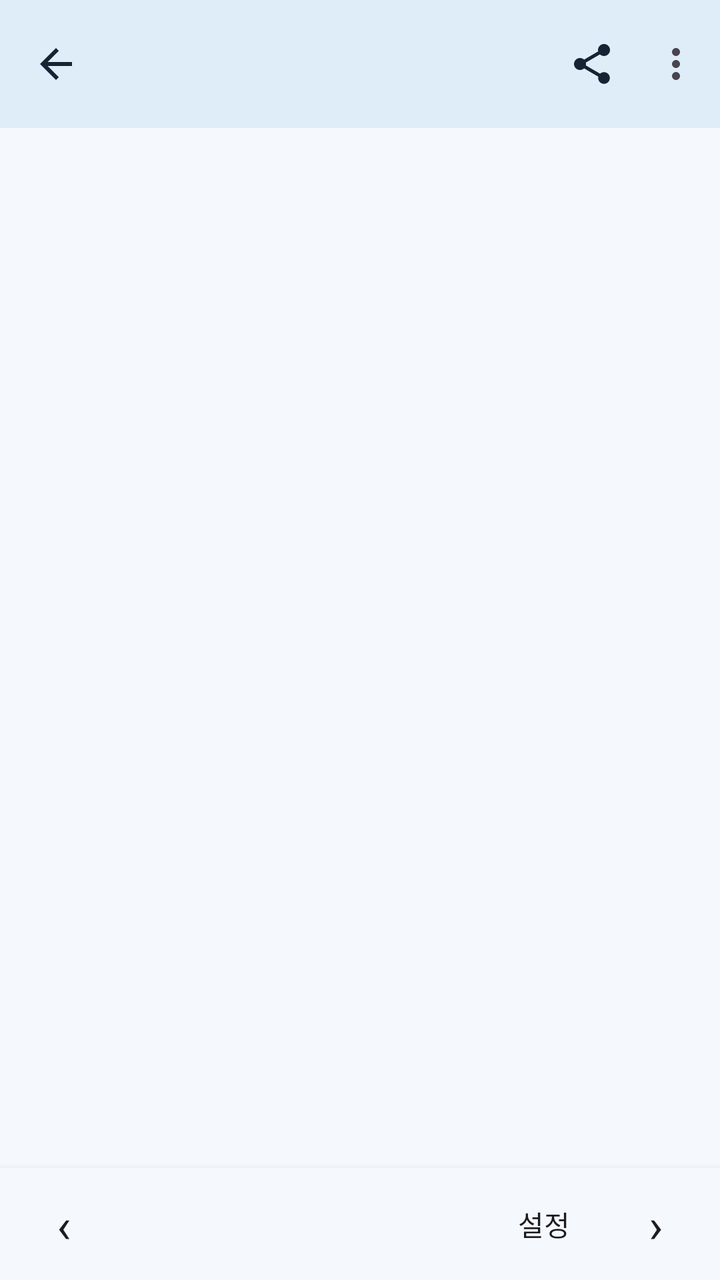
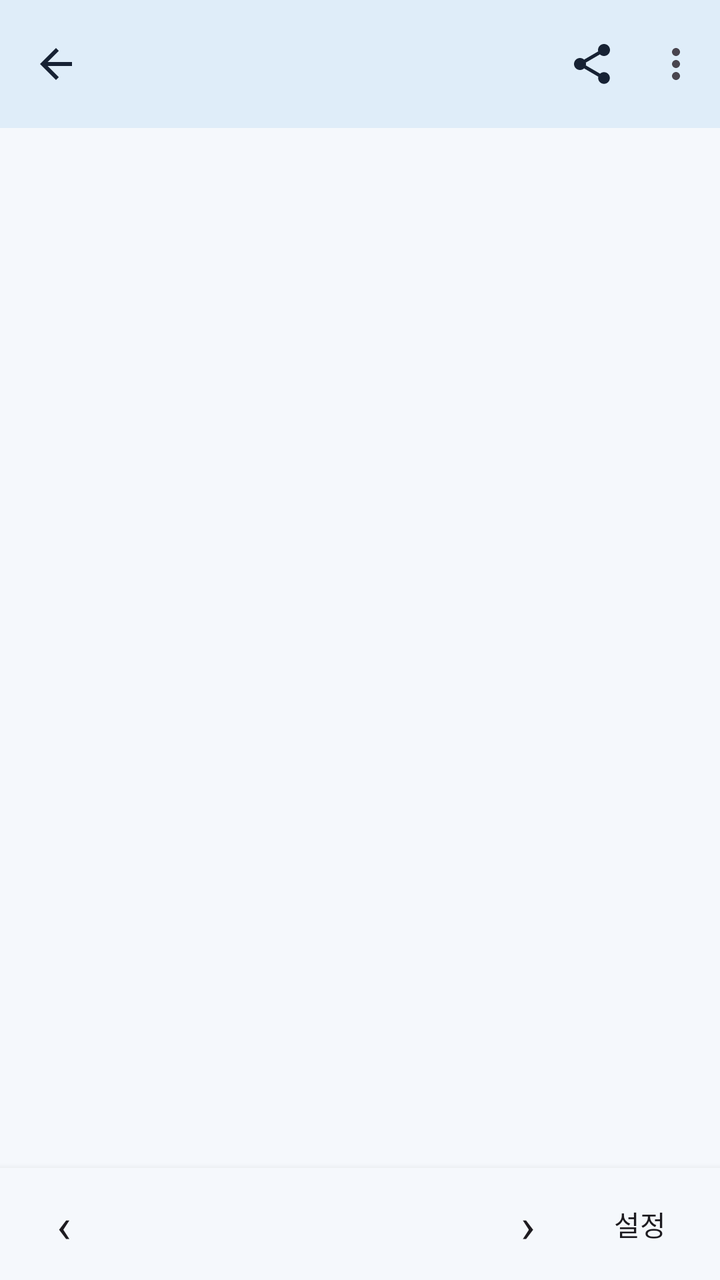

Before-and-after screenshots of an Android layout around one commit, followed by the original layout XML and the change that was made.
<!-- AndroidManifest.xml: application theme Theme.WaterView -->
<!-- res/layout/activity_viewer.xml -->
<?xml version="1.0" encoding="utf-8"?>
<LinearLayout xmlns:android="http://schemas.android.com/apk/res/android"
    xmlns:app="http://schemas.android.com/apk/res-auto"
    android:id="@+id/root"
    android:layout_width="match_parent"
    android:layout_height="match_parent"
    android:orientation="vertical">

    <com.google.android.material.appbar.MaterialToolbar
        android:id="@+id/toolbar"
        android:layout_width="match_parent"
        android:layout_height="?attr/actionBarSize"
        android:background="?attr/colorSurface"
        android:elevation="4dp"
        app:menu="@menu/viewer_menu"
        app:navigationContentDescription="@string/back"
        app:navigationIcon="@drawable/ic_back"
        app:subtitleTextAppearance="?attr/textAppearanceBodySmall"
        app:titleTextAppearance="?attr/textAppearanceTitleMedium" />

    
    <LinearLayout
        android:id="@+id/searchBar"
        android:layout_width="match_parent"
        android:layout_height="wrap_content"
        android:orientation="horizontal"
        android:gravity="center_vertical"
        android:background="?attr/colorSurface"
        android:elevation="4dp"
        android:paddingStart="12dp"
        android:paddingEnd="4dp"
        android:visibility="gone">

        <EditText
            android:id="@+id/searchInput"
            android:layout_width="0dp"
            android:layout_height="wrap_content"
            android:layout_weight="1"
            android:hint="@string/search_in_document"
            android:imeOptions="actionSearch"
            android:inputType="text|textNoSuggestions"
            android:maxLines="1"
            android:minHeight="48dp"
            android:importantForAutofill="no" />

        <TextView
            android:id="@+id/searchCount"
            android:layout_width="wrap_content"
            android:layout_height="wrap_content"
            android:accessibilityLiveRegion="polite"
            android:paddingStart="6dp"
            android:paddingEnd="6dp"
            android:textAppearance="?attr/textAppearanceBodySmall"
            android:textColor="?attr/colorOnSurfaceVariant" />

        <ImageButton
            android:id="@+id/searchPrev"
            android:layout_width="48dp"
            android:layout_height="48dp"
            android:background="?attr/selectableItemBackgroundBorderless"
            android:contentDescription="@string/previous_match"
            android:src="@drawable/ic_up" />

        <ImageButton
            android:id="@+id/searchNext"
            android:layout_width="48dp"
            android:layout_height="48dp"
            android:background="?attr/selectableItemBackgroundBorderless"
            android:contentDescription="@string/next_match"
            android:src="@drawable/ic_down" />

        <ImageButton
            android:id="@+id/searchClose"
            android:layout_width="48dp"
            android:layout_height="48dp"
            android:background="?attr/selectableItemBackgroundBorderless"
            android:contentDescription="@string/close_search"
            android:src="@drawable/ic_close" />
    </LinearLayout>

    
    <com.google.android.material.progressindicator.LinearProgressIndicator
        android:id="@+id/saveProgress"
        android:layout_width="match_parent"
        android:layout_height="wrap_content"
        android:visibility="gone"
        app:trackCornerRadius="0dp" />

    
    <FrameLayout
        android:layout_width="match_parent"
        android:layout_height="0dp"
        android:layout_weight="1">

        <FrameLayout
            android:id="@+id/container"
            android:layout_width="match_parent"
            android:layout_height="match_parent" />

        
        <View
            android:id="@+id/fastScrollTrack"
            android:layout_width="48dp"
            android:layout_height="match_parent"
            android:layout_gravity="end"
            android:importantForAccessibility="no"
            android:visibility="invisible" />

        <View
            android:id="@+id/fastScrollThumb"
            android:layout_width="6dp"
            android:layout_height="@dimen/fast_scroll_thumb_min"
            android:layout_gravity="end|top"
            android:layout_marginEnd="10dp"
            android:background="@drawable/scroll_thumb"
            android:importantForAccessibility="no"
            android:visibility="invisible" />

        
        <TextView
            android:id="@+id/pageIndicator"
            android:layout_width="wrap_content"
            android:layout_height="wrap_content"
            android:layout_gravity="bottom|center_horizontal"
            android:layout_marginBottom="16dp"
            android:background="@drawable/page_pill_bg"
            android:elevation="3dp"
            android:focusable="true"
            android:gravity="center"
            android:minHeight="48dp"
            android:minWidth="56dp"
            android:paddingStart="12dp"
            android:paddingEnd="12dp"
            android:textAppearance="?attr/textAppearanceLabelLarge"
            android:textColor="#FFFFFF"
            android:visibility="gone" />
    </FrameLayout>

    <LinearLayout
        android:id="@+id/readerBottomBar"
        android:layout_width="match_parent"
        android:layout_height="56dp"
        android:gravity="center_vertical"
        android:orientation="horizontal"
        android:paddingStart="8dp"
        android:paddingEnd="8dp"
        android:background="?attr/colorSurface"
        android:elevation="6dp">

        <TextView
            android:id="@+id/bottomPrev"
            android:layout_width="48dp"
            android:layout_height="48dp"
            android:background="?attr/selectableItemBackgroundBorderless"
            android:contentDescription="@string/previous_page"
            android:gravity="center"
            android:text="‹"
            android:textAppearance="?attr/textAppearanceHeadlineSmall"
            android:clickable="true"
            android:focusable="true" />

        <TextView
            android:id="@+id/bottomPageCounter"
            android:layout_width="0dp"
            android:layout_height="match_parent"
            android:layout_weight="1"
            android:gravity="center"
            android:textAppearance="?attr/textAppearanceBodyMedium"
            android:textColor="?attr/colorOnSurfaceVariant" />

        <TextView
            android:id="@+id/bottomSettings"
            android:layout_width="wrap_content"
            android:layout_height="48dp"
            android:background="?attr/selectableItemBackground"
            android:contentDescription="@string/settings"
            android:gravity="center"
            android:minWidth="64dp"
            android:paddingStart="12dp"
            android:paddingEnd="12dp"
            android:text="@string/settings"
            android:textAppearance="?attr/textAppearanceLabelLarge"
            android:clickable="true"
            android:focusable="true" />

        <TextView
            android:id="@+id/bottomNext"
            android:layout_width="48dp"
            android:layout_height="48dp"
            android:background="?attr/selectableItemBackgroundBorderless"
            android:contentDescription="@string/next_page"
            android:gravity="center"
            android:text="›"
            android:textAppearance="?attr/textAppearanceHeadlineSmall"
            android:clickable="true"
            android:focusable="true" />
    </LinearLayout>
</LinearLayout>
<!-- resources referenced by this layout -->
<resources>
  <dimen name="fast_scroll_thumb_min">48dp</dimen>
  <!-- drawable ic_back (drawable) -->
  <?xml version="1.0" encoding="utf-8"?>
  <vector xmlns:android="http://schemas.android.com/apk/res/android"
      android:width="24dp"
      android:height="24dp"
      android:viewportWidth="24"
      android:viewportHeight="24"
      android:tint="?attr/colorOnSurface">
      <path
          android:fillColor="#FF000000"
          android:pathData="M20,11H7.83l5.59,-5.59L12,4l-8,8 8,8 1.41,-1.41L7.83,13H20v-2z" />
  </vector>
  <!-- drawable ic_down (drawable) -->
  <?xml version="1.0" encoding="utf-8"?>
  <vector xmlns:android="http://schemas.android.com/apk/res/android"
      android:width="24dp"
      android:height="24dp"
      android:viewportWidth="24"
      android:viewportHeight="24"
      android:tint="?attr/colorOnSurface">
      <path
          android:fillColor="#FF000000"
          android:pathData="M16.59,8.59L12,13.17 7.41,8.59 6,10l6,6 6,-6z" />
  </vector>
  <!-- drawable ic_up (drawable) -->
  <?xml version="1.0" encoding="utf-8"?>
  <vector xmlns:android="http://schemas.android.com/apk/res/android"
      android:width="24dp"
      android:height="24dp"
      android:viewportWidth="24"
      android:viewportHeight="24"
      android:tint="?attr/colorOnSurface">
      <path
          android:fillColor="#FF000000"
          android:pathData="M12,8l-6,6 1.41,1.41L12,10.83l4.59,4.58L18,14z" />
  </vector>
  <!-- drawable page_pill_bg (drawable) -->
  <?xml version="1.0" encoding="utf-8"?>
  <inset xmlns:android="http://schemas.android.com/apk/res/android"
      android:insetTop="8dp"
      android:insetBottom="8dp">
      <shape android:shape="rectangle">
          <solid android:color="#E62A2D31" />
          <stroke android:width="1dp" android:color="#33FFFFFF" />
          <corners android:radius="16dp" />
      </shape>
  </inset>
  <string name="back">뒤로</string>
  <string name="close_search">검색 닫기</string>
  <string name="next_match">다음 결과</string>
  <string name="next_page">다음 페이지</string>
  <string name="previous_match">이전 결과</string>
  <string name="previous_page">이전 페이지</string>
  <string name="search_in_document">문서에서 찾기</string>
  <string name="settings">설정</string>
  <color name="waterview_primary">#1188DD</color>
  <color name="waterview_on_primary">#FFFFFF</color>
  <color name="waterview_primary_container">#D8EDFF</color>
  <color name="waterview_on_primary_container">#082E50</color>
  <color name="waterview_secondary">#29486F</color>
  <color name="waterview_on_secondary">#FFFFFF</color>
  <color name="waterview_secondary_container">#DEE9F8</color>
  <color name="waterview_on_secondary_container">#172D49</color>
  <color name="waterview_tertiary">#176D95</color>
  <color name="waterview_on_tertiary">#FFFFFF</color>
  <color name="waterview_tertiary_container">#CDEEFF</color>
  <color name="waterview_on_tertiary_container">#002B3D</color>
  <color name="waterview_error">#BA1A1A</color>
  <color name="waterview_on_error">#FFFFFF</color>
  <color name="waterview_error_container">#F9DEDC</color>
  <color name="waterview_on_error_container">#410E0B</color>
  <color name="waterview_surface">#F5F8FC</color>
  <color name="waterview_on_surface">#172234</color>
  <color name="waterview_surface_variant">#E6EDF6</color>
  <color name="waterview_on_surface_variant">#46566D</color>
  <color name="waterview_surface_container_lowest">#FFFFFF</color>
  <color name="waterview_surface_container_low">#F1F5FA</color>
  <color name="waterview_surface_container">#EAF0F7</color>
  <color name="waterview_surface_container_high">#E4EBF4</color>
  <color name="waterview_surface_container_highest">#DCE5F0</color>
  <color name="waterview_surface_dim">#D5DFEB</color>
  <color name="waterview_surface_bright">#FFFFFF</color>
  <color name="waterview_outline">#718198</color>
  <color name="waterview_outline_variant">#CDD8E6</color>
  <color name="waterview_inverse_surface">#25344A</color>
  <color name="waterview_inverse_on_surface">#EDF3FC</color>
  <color name="waterview_inverse_primary">#62BAEE</color>
  <!-- unchanged entries left out for length: 3 -->
</resources>

<!-- the commit's change to res/layout/activity_viewer.xml (unified diff, before → after) -->
@@ -169,6 +169,18 @@
             android:textColor="?attr/colorOnSurfaceVariant" />
 
         <TextView
+            android:id="@+id/bottomNext"
+            android:layout_width="48dp"
+            android:layout_height="48dp"
+            android:background="?attr/selectableItemBackgroundBorderless"
+            android:contentDescription="@string/next_page"
+            android:gravity="center"
+            android:text="›"
+            android:textAppearance="?attr/textAppearanceHeadlineSmall"
+            android:clickable="true"
+            android:focusable="true" />
+
+        <TextView
             android:id="@+id/bottomSettings"
             android:layout_width="wrap_content"
             android:layout_height="48dp"
@@ -182,17 +194,5 @@
             android:textAppearance="?attr/textAppearanceLabelLarge"
             android:clickable="true"
             android:focusable="true" />
-
-        <TextView
-            android:id="@+id/bottomNext"
-            android:layout_width="48dp"
-            android:layout_height="48dp"
-            android:background="?attr/selectableItemBackgroundBorderless"
-            android:contentDescription="@string/next_page"
-            android:gravity="center"
-            android:text="›"
-            android:textAppearance="?attr/textAppearanceHeadlineSmall"
-            android:clickable="true"
-            android:focusable="true" />
     </LinearLayout>
 </LinearLayout>
